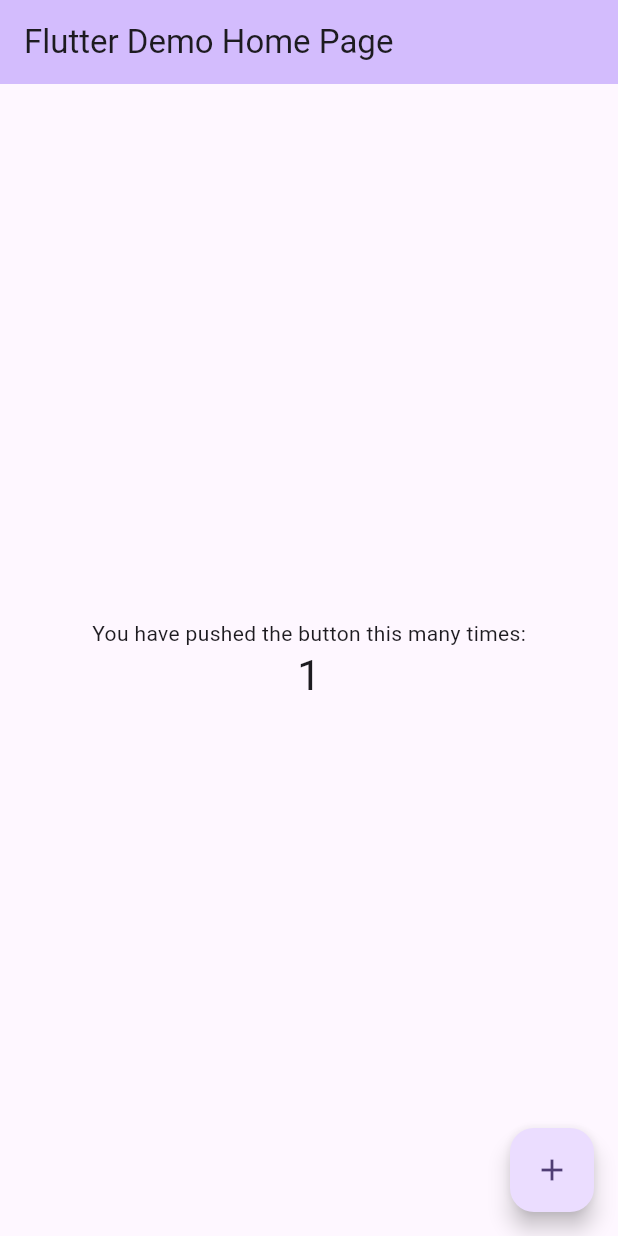
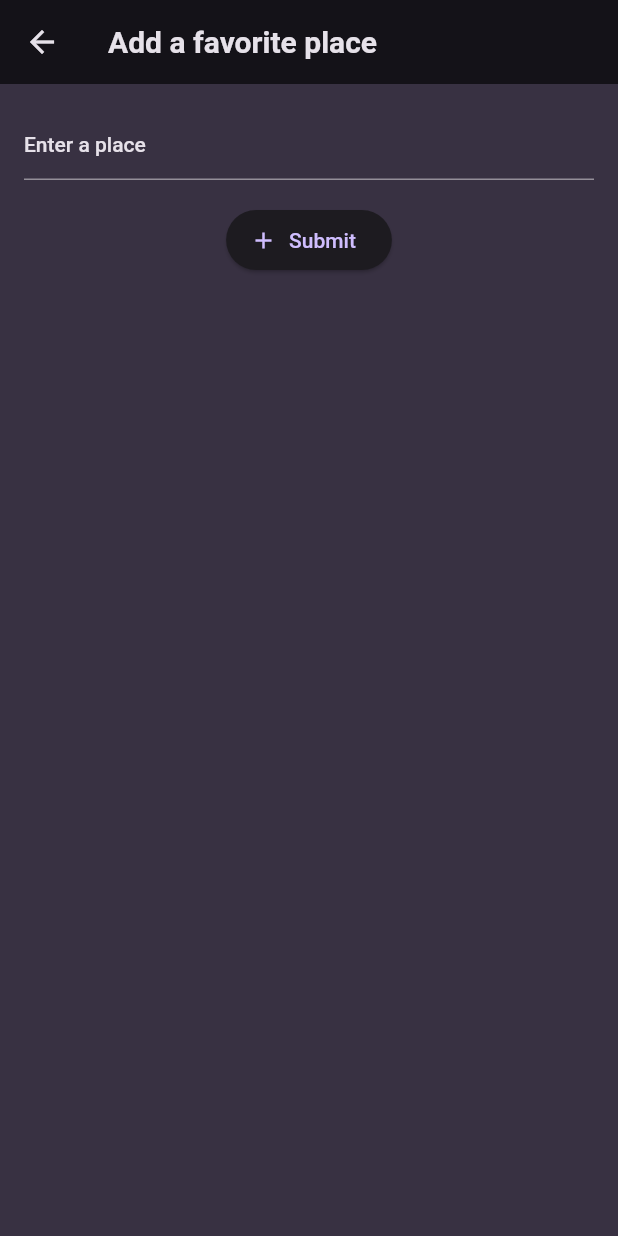
Before and after one commit to khayyam-ahmed/favorite_places, a Flutter app: the screen it shows after launch, after a tap on the "add" icon, on a phone screen of 412 x 824 dp. Run offline on Flutter 3.47's test engine with Material 2 defaults, Android fonts, the phone set to English and light mode, and no system bars; our stand-ins replace flutter_riverpod, google_fonts.

Commit message:
An MVP created to add a favorite place,  showing the places provided by , a  add data to the  notifier, and a  showing details of the selected place from

```diff
--- a/lib/main.dart
+++ b/lib/main.dart
@@ -1,125 +1,47 @@
+import 'package:favorite_places/screens/places.dart';
 import 'package:flutter/material.dart';
+import 'package:flutter_riverpod/flutter_riverpod.dart';
+
+import 'package:google_fonts/google_fonts.dart';
+
+final colorScheme = ColorScheme.fromSeed(
+  brightness: Brightness.dark,
+  seedColor: const Color.fromARGB(255, 102, 6, 247),
+  background: const Color.fromARGB(255, 56, 49, 66),
+);
+
+final theme = ThemeData().copyWith(
+  useMaterial3: true,
+  scaffoldBackgroundColor: colorScheme.background,
+  colorScheme: colorScheme,
+  textTheme: GoogleFonts.ubuntuCondensedTextTheme().copyWith(
+    titleSmall: GoogleFonts.ubuntuCondensed(
+      fontWeight: FontWeight.bold,
+    ),
+    titleMedium: GoogleFonts.ubuntuCondensed(
+      fontWeight: FontWeight.bold,
+    ),
+    titleLarge: GoogleFonts.ubuntuCondensed(
+      fontWeight: FontWeight.bold,
+    ),
+  ),
+);
 
 void main() {
-  runApp(const MyApp());
+  runApp(
+    const ProviderScope(child: MyApp()),
+  );
 }
 
 class MyApp extends StatelessWidget {
-  const MyApp({super.key});
+  const MyApp({Key? key}) : super(key: key);
 
-  // This widget is the root of your application.
   @override
   Widget build(BuildContext context) {
     return MaterialApp(
-      title: 'Flutter Demo',
-      theme: ThemeData(
-        // This is the theme of your application.
-        //
-        // TRY THIS: Try running your application with "flutter run". You'll see
-        // the application has a blue toolbar. Then, without quitting the app,
-        // try changing the seedColor in the colorScheme below to Colors.green
-        // and then invoke "hot reload" (save your changes or press the "hot
-        // reload" button in a Flutter-supported IDE, or press "r" if you used
-        // the command line to start the app).
-        //
-        // Notice that the counter didn't reset back to zero; the application
-        // state is not lost during the reload. To reset the state, use hot
-        // restart instead.
-        //
-        // This works for code too, not just values: Most code changes can be
-        // tested with just a hot reload.
-        colorScheme: ColorScheme.fromSeed(seedColor: Colors.deepPurple),
-        useMaterial3: true,
-      ),
-      home: const MyHomePage(title: 'Flutter Demo Home Page'),
+      title: 'Great Places',
+      theme: theme,
+      home: const PlacesListScreen(),
     );
   }
 }
-
-class MyHomePage extends StatefulWidget {
-  const MyHomePage({super.key, required this.title});
-
-  // This widget is the home page of your application. It is stateful, meaning
-  // that it has a State object (defined below) that contains fields that affect
-  // how it looks.
-
-  // This class is the configuration for the state. It holds the values (in this
-  // case the title) provided by the parent (in this case the App widget) and
-  // used by the build method of the State. Fields in a Widget subclass are
-  // always marked "final".
-
-  final String title;
-
-  @override
-  State<MyHomePage> createState() => _MyHomePageState();
-}
-
-class _MyHomePageState extends State<MyHomePage> {
-  int _counter = 0;
-
-  void _incrementCounter() {
-    setState(() {
-      // This call to setState tells the Flutter framework that something has
-      // changed in this State, which causes it to rerun the build method below
-      // so that the display can reflect the updated values. If we changed
-      // _counter without calling setState(), then the build method would not be
-      // called again, and so nothing would appear to happen.
-      _counter++;
-    });
-  }
-
-  @override
-  Widget build(BuildContext context) {
-    // This method is rerun every time setState is called, for instance as done
-    // by the _incrementCounter method above.
-    //
-    // The Flutter framework has been optimized to make rerunning build methods
-    // fast, so that you can just rebuild anything that needs updating rather
-    // than having to individually change instances of widgets.
-    return Scaffold(
-      appBar: AppBar(
-        // TRY THIS: Try changing the color here to a specific color (to
-        // Colors.amber, perhaps?) and trigger a hot reload to see the AppBar
-        // change color while the other colors stay the same.
-        backgroundColor: Theme.of(context).colorScheme.inversePrimary,
-        // Here we take the value from the MyHomePage object that was created by
-        // the App.build method, and use it to set our appbar title.
-        title: Text(widget.title),
-      ),
-      body: Center(
-        // Center is a layout widget. It takes a single child and positions it
-        // in the middle of the parent.
-        child: Column(
-          // Column is also a layout widget. It takes a list of children and
-          // arranges them vertically. By default, it sizes itself to fit its
-          // children horizontally, and tries to be as tall as its parent.
-          //
-          // Column has various properties to control how it sizes itself and
-          // how it positions its children. Here we use mainAxisAlignment to
-          // center the children vertically; the main axis here is the vertical
-          // axis because Columns are vertical (the cross axis would be
-          // horizontal).
-          //
-          // TRY THIS: Invoke "debug painting" (choose the "Toggle Debug Paint"
-          // action in the IDE, or press "p" in the console), to see the
-          // wireframe for each widget.
-          mainAxisAlignment: MainAxisAlignment.center,
-          children: <Widget>[
-            const Text(
-              'You have pushed the button this many times:',
-            ),
-            Text(
-              '$_counter',
-              style: Theme.of(context).textTheme.headlineMedium,
-            ),
-          ],
-        ),
-      ),
-      floatingActionButton: FloatingActionButton(
-        onPressed: _incrementCounter,
-        tooltip: 'Increment',
-        child: const Icon(Icons.add),
-      ), // This trailing comma makes auto-formatting nicer for build methods.
-    );
-  }
-}
--- /dev/null
+++ b/lib/models/place.dart
@@ -0,0 +1,9 @@
+import 'package:uuid/uuid.dart';
+
+class Place {
+  Place({required this.name}) : id = const Uuid().v4() {
+    // print(this.id);
+  }
+  final String id;
+  final String name;
+}
--- /dev/null
+++ b/lib/providers/places_provider.dart
@@ -0,0 +1,20 @@
+import 'package:flutter_riverpod/flutter_riverpod.dart';
+import 'package:favorite_places/models/place.dart';
+
+class FavoritePlacesNotifier extends StateNotifier<List<Place>> {
+  FavoritePlacesNotifier() : super([]);
+
+  void addFavoritePlace(String name) {
+    final place = Place(name: name);
+    state = [...state, place];
+  }
+
+  void removeFavoritePlace(Place place) {
+    state = state.where((element) => element != place).toList();
+  }
+}
+
+final favoritePlacesProvider =
+    StateNotifierProvider<FavoritePlacesNotifier, List<Place>>(
+  (ref) => FavoritePlacesNotifier(),
+);
--- /dev/null
+++ b/lib/screens/add_place.dart
@@ -0,0 +1,65 @@
+import 'package:flutter/material.dart';
+import 'package:flutter_riverpod/flutter_riverpod.dart';
+
+import 'package:favorite_places/providers/places_provider.dart';
+
+class AddPlaceScreen extends ConsumerWidget {
+  const AddPlaceScreen({super.key});
+
+  @override
+  Widget build(BuildContext context, WidgetRef ref) {
+    var _name;
+    final _formKey = GlobalKey<FormState>();
+
+    void _submitForm() {
+      if (_formKey.currentState!.validate()) {
+        _formKey.currentState!.save();
+        ref.read(favoritePlacesProvider.notifier).addFavoritePlace(_name);
+        Navigator.of(context).pop();
+      }
+    }
+
+    return Scaffold(
+      appBar: AppBar(
+        title: const Text('Add a favorite place'),
+      ),
+      body: SingleChildScrollView(
+        child: Padding(
+          padding: const EdgeInsets.all(16.0),
+          child: Form(
+              key: _formKey,
+              child: Column(
+                children: [
+                  TextFormField(
+                    style: TextStyle(
+                        color: Theme.of(context).colorScheme.onBackground),
+                    decoration: InputDecoration(
+                      hintText: 'Enter a place',
+                      hintStyle: TextStyle(
+                          color: Theme.of(context).colorScheme.onBackground),
+                    ),
+                    validator: (value) {
+                      if (value == null || value.isEmpty) {
+                        return 'Please enter a place';
+                      }
+                      return null;
+                    },
+                    onSaved: (value) {
+                      _name = value;
+                    },
+                  ),
+                  const SizedBox(height: 16.0),
+                  ElevatedButton.icon(
+                    onPressed: () {
+                      _submitForm();
+                    },
+                    icon: const Icon(Icons.add),
+                    label: const Text('Submit'),
+                  ),
+                ],
+              )),
+        ),
+      ),
+    );
+  }
+}
--- /dev/null
+++ b/lib/screens/place_details.dart
@@ -0,0 +1,21 @@
+import 'package:favorite_places/models/place.dart';
+import 'package:flutter/material.dart';
+
+class PlaceDetailsScreen extends StatelessWidget {
+  const PlaceDetailsScreen({super.key, required this.place});
+  final Place place;
+  @override
+  Widget build(BuildContext context) {
+    return Scaffold(
+      appBar: AppBar(
+        title: Text(place.name),
+      ),
+      body: Center(
+        child: Text(
+          place.name,
+          style: TextStyle(color: Theme.of(context).colorScheme.onBackground),
+        ),
+      ),
+    );
+  }
+}
--- /dev/null
+++ b/lib/screens/places.dart
@@ -0,0 +1,36 @@
+import 'package:favorite_places/screens/add_place.dart';
+import 'package:favorite_places/widgets/places_list.dart';
+import 'package:flutter/material.dart';
+import 'package:flutter_riverpod/flutter_riverpod.dart';
+
+import 'package:favorite_places/providers/places_provider.dart';
+
+class PlacesListScreen extends ConsumerWidget {
+  const PlacesListScreen({super.key});
+
+  @override
+  Widget build(BuildContext context, WidgetRef ref) {
+    final places = ref.watch(favoritePlacesProvider);
+
+    return Scaffold(
+      appBar: AppBar(
+        title: const Text('Great Places'),
+        actions: [
+          IconButton(
+            onPressed: () {
+              Navigator.of(context).push(
+                MaterialPageRoute(
+                  builder: (context) => const Scaffold(
+                    body: AddPlaceScreen(),
+                  ),
+                ),
+              );
+            },
+            icon: const Icon(Icons.add),
+          ),
+        ],
+      ),
+      body: PlacesList(places: places),
+    );
+  }
+}
--- /dev/null
+++ b/lib/widgets/places_list.dart
@@ -0,0 +1,36 @@
+import 'package:favorite_places/models/place.dart';
+import 'package:favorite_places/screens/place_details.dart';
+import 'package:flutter/material.dart';
+
+class PlacesList extends StatelessWidget {
+  const PlacesList({super.key, required List<Place> places}) : _places = places;
+  final List<Place> _places;
+  @override
+  Widget build(BuildContext context) {
+    bool empty = true;
+    if (_places.isNotEmpty) {
+      empty = false;
+    }
+
+    return empty
+        ? Center(
+            child: Text('No item found.',
+                style: Theme.of(context).textTheme.titleMedium),
+          )
+        : ListView.builder(
+            itemCount: _places.length,
+            itemBuilder: (context, index) {
+              return ListTile(
+                title: Text(_places[index].name),
+                onTap: () {
+                  Navigator.of(context).push(
+                    MaterialPageRoute(
+                      builder: (context) =>
+                          PlaceDetailsScreen(place: _places[index]),
+                    ),
+                  );
+                },
+              );
+            });
+  }
+}
--- a/pubspec.yaml
+++ b/pubspec.yaml
@@ -1,5 +1,5 @@
 name: favorite_places
-description: A new Flutter project.
+description: A guided project to learn different native device features.
 # The following line prevents the package from being accidentally published to
 # pub.dev using `flutter pub publish`. This is preferred for private packages.
 publish_to: 'none' # Remove this line if you wish to publish to pub.dev
@@ -35,6 +35,9 @@ dependencies:
   # The following adds the Cupertino Icons font to your application.
   # Use with the CupertinoIcons class for iOS style icons.
   cupertino_icons: ^1.0.2
+  google_fonts: ^6.1.0
+  flutter_riverpod: ^2.4.0
+  uuid: ^4.1.0
 
 dev_dependencies:
   flutter_test:
```
Also changed, not shown: pubspec.lock, 1 other file.
